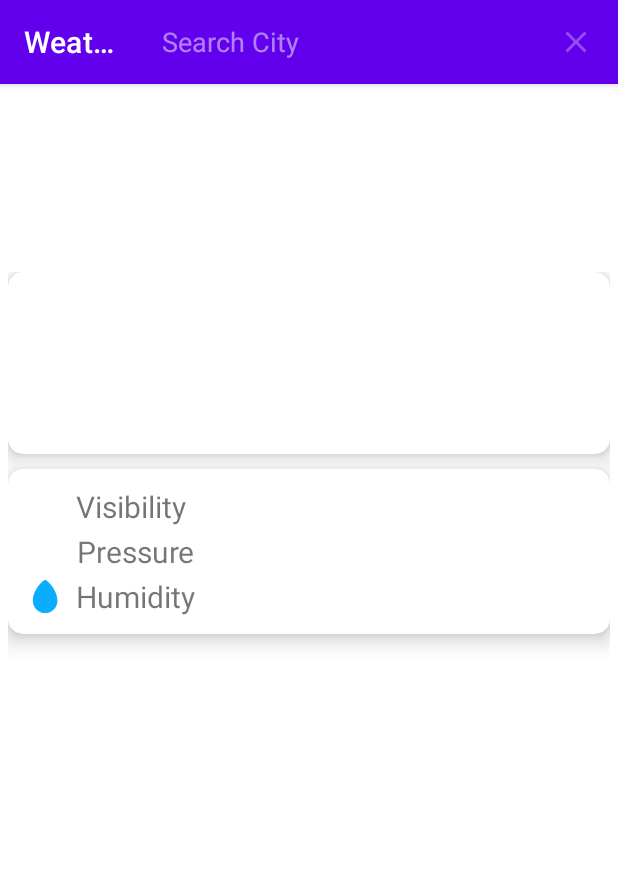
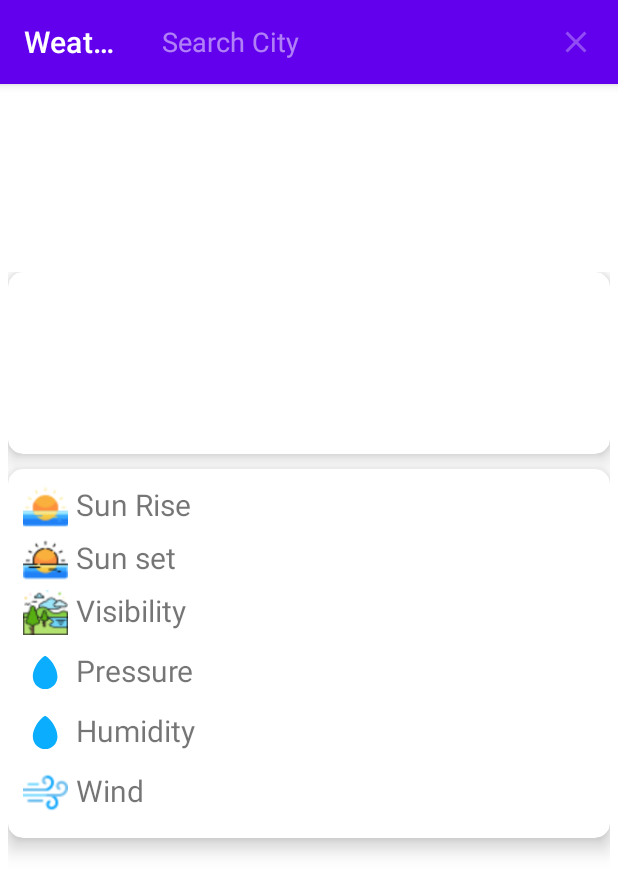
Before and after one commit to stharnav/Weather, an Android app: the screen it shows after launch (MainActivity), after a tap on "Search", on a phone screen of 412 x 824 dp. Shown: the top 893 px of the screen. Run offline under Robolectric (Android 15) with nearby library versions, the phone set to English and light mode, and no system bars; our stand-ins replace Volley; network calls fail.

Commit message:
new features added

```diff
--- a/app/src/main/java/com/example/weatherapp/MainActivity.java
+++ b/app/src/main/java/com/example/weatherapp/MainActivity.java
@@ -46,6 +46,9 @@ public class MainActivity extends AppCompatActivity {
     private TextView visibility;
     private TextView pressure;
     private TextView humidity;
+    private TextView wind;
+    private TextView sunRise;
+    private TextView sunSet;
     @Override
     protected void onCreate(@Nullable Bundle savedInstanceState) {
         super.onCreate(savedInstanceState);
@@ -60,6 +63,9 @@ public class MainActivity extends AppCompatActivity {
         visibility = findViewById(R.id.visibility);
         pressure = findViewById(R.id.pressure);
         humidity = findViewById(R.id.humidity);
+//        wind.findViewById(R.id.wind);
+//        sunRise.findViewById(R.id.sunRise);
+//        sunSet.findViewById(R.id.sunSet);
         fetchWeather("Kathmandu");
     }
 
@@ -78,6 +84,8 @@ public class MainActivity extends AppCompatActivity {
                             JSONObject main = response.getJSONObject("main");
                             JSONObject coord = response.getJSONObject("coord");
                             JSONObject weather = response.getJSONArray("weather").getJSONObject(0);
+                            JSONObject windData = response.getJSONObject("wind");
+                            JSONObject sys = response.getJSONObject("sys");
                             String visib = response.getString("visibility");
 
                             double temp = main.getDouble("temp");
@@ -86,6 +94,9 @@ public class MainActivity extends AppCompatActivity {
                             double max = main.getDouble("temp_max");
                             double press = main.getDouble("pressure");
                             double humid = main.getDouble("humidity");
+                            double winds = windData.getDouble("speed");
+                            double sunR = sys.getDouble("sunrise");
+                            double sunS = sys.getDouble("sunset");
 
                             String weatherDesc = weather.getString("description");
 
@@ -98,6 +109,9 @@ public class MainActivity extends AppCompatActivity {
                             visibility.setText(visib);
                             pressure.setText(String.format("%.0f",press));
                             humidity.setText(String.format("%.0f", humid));
+//                            wind.setText(String.format("%.01f", winds));
+//                            sunRise.setText(String.format("%.0f", sunR));
+//                            sunSet.setText(String.format("%.0f", sunS));
                             cityName.setText(ct);
                         } catch (JSONException e) {
                             throw new RuntimeException(e);
--- a/app/src/main/res/layout/activity_main.xml
+++ b/app/src/main/res/layout/activity_main.xml
@@ -110,18 +110,73 @@
             <LinearLayout
                 android:layout_width="match_parent"
                 android:layout_height="wrap_content"
+                android:layout_marginBottom="5dp"
                 android:orientation="horizontal">
 
                 <ImageView
                     android:layout_width="30dp"
                     android:layout_marginRight="5dp"
+                    android:src="@drawable/sunrise"
                     android:layout_height="30dp">
                 </ImageView>
                 <TextView
+                    android:layout_width="200sp"
+                    android:layout_height="match_parent"
+                    android:textSize="20dp"
+                    android:text="Sun Rise">
+                </TextView>
+                <TextView
                     android:layout_width="wrap_content"
                     android:layout_height="match_parent"
+                    android:gravity="center"
+                    android:id="@+id/sunRise">
+                </TextView>
+
+            </LinearLayout>
+
+            <LinearLayout
+                android:layout_width="match_parent"
+                android:layout_height="wrap_content"
+                android:layout_marginBottom="5dp"
+                android:orientation="horizontal">
+
+                <ImageView
+                    android:layout_width="30dp"
+                    android:layout_marginRight="5dp"
+                    android:src="@drawable/sunset"
+                    android:layout_height="30dp">
+                </ImageView>
+                <TextView
+                    android:layout_width="200sp"
+                    android:layout_height="match_parent"
                     android:textSize="20dp"
+                    android:text="Sun set">
+                </TextView>
+                <TextView
+                    android:layout_width="wrap_content"
+                    android:layout_height="match_parent"
                     android:gravity="center"
+                    android:id="@+id/sunSet">
+                </TextView>
+
+            </LinearLayout>
+
+            <LinearLayout
+                android:layout_width="match_parent"
+                android:layout_height="wrap_content"
+                android:layout_marginBottom="10dp"
+                android:orientation="horizontal">
+
+                <ImageView
+                    android:layout_width="30dp"
+                    android:layout_marginRight="5dp"
+                    android:src="@drawable/national_park"
+                    android:layout_height="30dp">
+                </ImageView>
+                <TextView
+                    android:layout_width="200sp"
+                    android:layout_height="match_parent"
+                    android:textSize="20dp"
                     android:text="Visibility">
                 </TextView>
                 <TextView
@@ -136,18 +191,19 @@
             <LinearLayout
                 android:layout_width="match_parent"
                 android:layout_height="wrap_content"
+                android:layout_marginBottom="10dp"
                 android:orientation="horizontal">
 
                 <ImageView
                     android:layout_width="30dp"
                     android:layout_marginRight="5dp"
+                    android:src="@drawable/_682839_drop_forecast_humidity_precipitation_rain_icon"
                     android:layout_height="30dp">
                 </ImageView>
                 <TextView
-                    android:layout_width="wrap_content"
+                    android:layout_width="200sp"
                     android:layout_height="match_parent"
                     android:textSize="20dp"
-                    android:gravity="center"
                     android:text="Pressure">
                 </TextView>
                 <TextView
@@ -162,6 +218,7 @@
             <LinearLayout
                 android:layout_width="match_parent"
                 android:layout_height="wrap_content"
+                android:layout_marginBottom="10dp"
                 android:orientation="horizontal">
 
                 <ImageView
@@ -171,10 +228,9 @@
                     android:layout_height="30dp">
                 </ImageView>
                 <TextView
-                    android:layout_width="wrap_content"
+                    android:layout_width="200sp"
                     android:layout_height="match_parent"
                     android:textSize="20dp"
-                    android:gravity="center"
                     android:text="Humidity">
                 </TextView>
                 <TextView
@@ -186,6 +242,33 @@
 
             </LinearLayout>
 
+            <LinearLayout
+                android:layout_width="match_parent"
+                android:layout_height="wrap_content"
+                android:layout_marginBottom="5dp"
+                android:orientation="horizontal">
+
+                <ImageView
+                    android:layout_width="30dp"
+                    android:layout_marginRight="5dp"
+                    android:src="@drawable/wind"
+                    android:layout_height="30dp">
+                </ImageView>
+                <TextView
+                    android:layout_width="200sp"
+                    android:layout_height="match_parent"
+                    android:textSize="20dp"
+                    android:text="Wind">
+                </TextView>
+                <TextView
+                    android:layout_width="wrap_content"
+                    android:layout_height="match_parent"
+                    android:gravity="center"
+                    android:id="@+id/wind">
+                </TextView>
+
+            </LinearLayout>
+
         </LinearLayout>
 
     </com.google.android.material.card.MaterialCardView>
```
Also changed, not shown: app/src/main/res/drawable/national_park.png (added), app/src/main/res/drawable/sunrise.png (added), app/src/main/res/drawable/sunset.png (added), app/src/main/res/drawable/wind.png (added).
